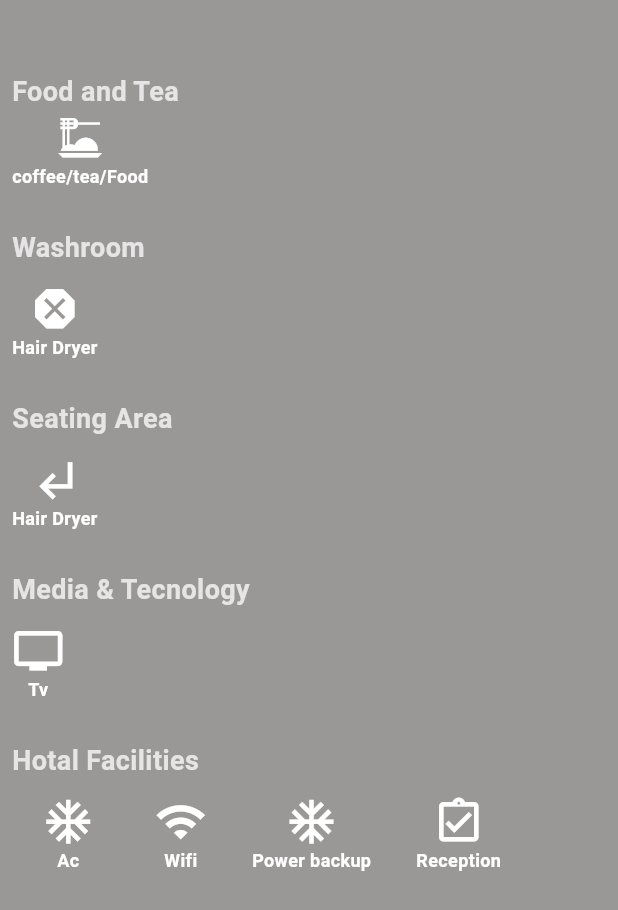
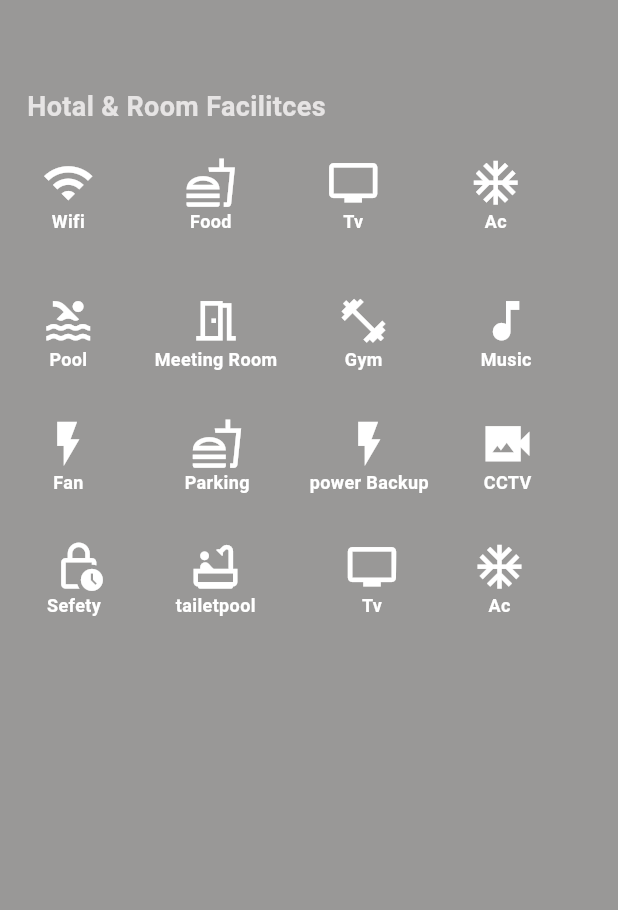
Before and after one commit to razakrazu/Spent-time, a Flutter app: the PropartyFacilitesScreen screen opened directly, on a phone screen of 412 x 824 dp. Shown: the top 910 px of the screen. Run offline on Flutter 3.47's test engine with Material 3 defaults, Android fonts, the phone set to English and light mode, and no system bars; our stand-ins replace cloud_firestore, firebase_auth, firebase_core, flutter_custom_clippers, flutter_slidable, get; accounts and stored records are empty.

Commit message:
futures added

```diff
--- a/lib/main.dart
+++ b/lib/main.dart
@@ -31,6 +31,7 @@ class MyApp extends StatelessWidget {
         initialRoute: '/',
         getPages: [
           GetPage(name: '/', page: () => CircularProgressIndicator()),
+
         ]);
   }
 }
--- a/lib/screens/login and singup/singup/authentication_controller/authentication_cantroller.dart
+++ b/lib/screens/login and singup/singup/authentication_controller/authentication_cantroller.dart
@@ -42,7 +42,7 @@ class AuthenticationRepositry extends GetxController {
     }
   }
 
-  Future<void> loginWithEmailAndPassword(
+  Future<void> logOutWithEmailAndPassword(
       String emailController, String passwordController) async {
     try {
       await auth.signInWithEmailAndPassword(
@@ -51,5 +51,5 @@ class AuthenticationRepositry extends GetxController {
     } catch (_) {}
   }
 
-  Future<void> login() async => await auth.signOut();
+  Future<void> logOut() async => await auth.signOut();
 }
--- a/lib/screens/my_rooms/room_details/proparty_facilitys.dart
+++ b/lib/screens/my_rooms/room_details/proparty_facilitys.dart
@@ -1,6 +1,7 @@
 import 'package:flutter/material.dart';
 import 'package:spent_time/core/color.dart';
 import 'package:spent_time/core/constants.dart';
+import 'package:spent_time/screens/my_rooms/room_details/widgets/futures_full_Icon_widgets.dart';
 import 'package:spent_time/screens/my_rooms/room_details/widgets/room_details_icons.dart';
 import 'package:spent_time/screens/my_rooms/room_details/widgets/textfeilds.dart';
 
@@ -21,82 +22,79 @@ Padding(
 
   crossAxisAlignment: CrossAxisAlignment.start,
 
-    children: [
-          MainTitle(label: 'Food and Tea'),
+    children:  [
+          Padding(
+            padding: const EdgeInsets.all(10),
+            child: MainTitle(label: 'Hotal & Room Facilitces'),
+          ),
+          Hight10,
+          RoomFecliticesWidgets(),
+          Hight30,
+            Row(
 
-          RoomFutureIconWidgets(futureicon: Icons.dinner_dining, futuretext: 'coffee/tea/Food'),
+         children: [
+        Padding(
+          padding:  EdgeInsets.only(left: 20),
+          child: RoomFutureIconWidgets(futureicon:Icons.flash_on_outlined
+          , futuretext: 'Fan',),
+
+        ),
+        Width30,
+          Padding(
+          padding:  EdgeInsets.only(left: 30),
+          child: RoomFutureIconWidgets(futureicon:Icons.fastfood_outlined
+          , futuretext: 'Parking',),
+        ),
+              Width30,
+               Padding(
+          padding:  EdgeInsets.only(left: 10),
+          child: RoomFutureIconWidgets(futureicon:Icons.flash_on_outlined
+          , futuretext: 'power Backup',),
+        ),
+              Width30,
+        Padding(
+          padding:  EdgeInsets.only(left: 5),
+          child: RoomFutureIconWidgets(futureicon:Icons.video_camera_back_sharp
+          , futuretext: 'CCTV',),
+        ),
+         ],
+
+       ),
+       Hight30,
+         Row(
+
+         children: const [
+        Padding(
+          padding:  EdgeInsets.only(left: 20),
+          child: RoomFutureIconWidgets(futureicon:Icons.lock_clock_outlined
+          , futuretext: ' Sefety   ',),
+        ),
+        Width30,
+          Padding(
+          padding:  EdgeInsets.only(left: 10),
+          child: RoomFutureIconWidgets(futureicon:Icons.bathtub_outlined
+          , futuretext: 'tailetpool',),
+        ),
+              Width30,
+               Padding(
+          padding:  EdgeInsets.only(left: 30),
+          child: RoomFutureIconWidgets(futureicon:Icons.tv_outlined
+          , futuretext: 'Tv',),
+        ),
+              Width30,
+        Padding(
+          padding:  EdgeInsets.only(left: 20),
+          child: RoomFutureIconWidgets(futureicon:Icons.ac_unit_outlined
+          , futuretext: 'Ac',),
+        ),
+         ],
+
+       ),
+
     ],
 
   ),
 ),
-Padding(
-  padding: const EdgeInsets.all(8.0),
-  child:   Column(
-  crossAxisAlignment: CrossAxisAlignment.start,
-    children: [
-      Hight10,
-  MainTitle(label: 'Washroom'),
-  Hight10,
-  RoomFutureIconWidgets(futureicon: Icons.dangerous , futuretext: 'Hair Dryer'),
-    ],
-  ),
-),
-
-Padding(
-  padding: const EdgeInsets.all(8.0),
-  child:   Column(
-  crossAxisAlignment: CrossAxisAlignment.start,
-    children: [
-      Hight10,
-  MainTitle(label: 'Seating Area'),
-  Hight10,
-RoomFutureIconWidgets(futureicon: Icons.subdirectory_arrow_left_sharp , futuretext: 'Hair Dryer'),
-    ],
-  ),
-),
-
-Padding(
-  padding: const EdgeInsets.all(8.0),
-  child:   Column(
-  crossAxisAlignment: CrossAxisAlignment.start,
-    children: [
-      Hight10,
-MainTitle(label: 'Media & Tecnology'),
-  Hight10,
-RoomFutureIconWidgets(futureicon: Icons.tv , futuretext: 'Tv'),
-    ],
-  ),
-),
-
-
-Padding(
-  padding: const EdgeInsets.all(8.0),
-  child:   Column(
-  crossAxisAlignment: CrossAxisAlignment.start,
-    children: [
-      Hight10,
-MainTitle(label: 'Hotal Facilities'),
-  Hight10,
-Row(
-  children: [
-Width20,
-RoomFutureIconWidgets(futureicon: Icons.ac_unit , futuretext: 'Ac'),
-Width40,
-RoomFutureIconWidgets(futureicon: Icons.wifi , futuretext: 'Wifi'),
-Width30,
-RoomFutureIconWidgets(futureicon: Icons.ac_unit , futuretext: 'Power backup'),
-Width30,
-RoomFutureIconWidgets(futureicon: Icons.assignment_turned_in_outlined , futuretext: 'Reception'),
-  ],
-),
-    ],
-  ),
-),
-
-
-
-
-
         ],
       ),
     );
--- a/lib/screens/my_rooms/room_details/room_details.dart
+++ b/lib/screens/my_rooms/room_details/room_details.dart
@@ -75,7 +75,7 @@ const Padding(
                           padding:  EdgeInsets.only(
                             top: 1,
                           ),
-                          child: FuturesFullIconWidgets(),
+                          child: RoomFecliticesWidgets(),
                         ),
                      const   Padding(
                           padding:  EdgeInsets.only(top: 30),
--- a/lib/screens/my_rooms/room_details/widgets/futures_full_Icon_widgets.dart
+++ b/lib/screens/my_rooms/room_details/widgets/futures_full_Icon_widgets.dart
@@ -2,8 +2,8 @@ import 'package:flutter/material.dart';
 import 'package:spent_time/core/constants.dart';
 import 'package:spent_time/screens/my_rooms/room_details/widgets/room_details_icons.dart';
 
-class FuturesFullIconWidgets extends StatelessWidget {
-  const FuturesFullIconWidgets({
+class RoomFecliticesWidgets extends StatelessWidget {
+  const RoomFecliticesWidgets({
     super.key,
   });
 
--- a/lib/screens/settings/settings_screen.dart
+++ b/lib/screens/settings/settings_screen.dart
@@ -103,7 +103,7 @@ class SettingsScreen extends StatelessWidget {
               ProfileManuWidget(
                 profileIcon: Icons.power_settings_new_outlined,
                 profileTitle: 'LogOut',
-            OnTap: ()=>AuthenticationRepositry.instance.login(),
+            OnTap: ()=>AuthenticationRepositry.instance.logOut(),
 
 
               ),
```
Also changed, not shown: lib/screens/addroom_screen/addroom_screen.dart (+15 -9 lines), lib/screens/addroom_screen/room_datas/room_datas.dart (added, +28 -0 lines), lib/screens/addroom_screen/widgets/check_box_widget.dart (+9 -4 lines), lib/screens/home_screen/home_screen.dart (+5 -78 lines), lib/screens/home_screen/widgets/hotal_widget.dart (added, +52 -0 lines), lib/screens/login and singup/singup/singup_screen.dart (+4 -3 lines).
